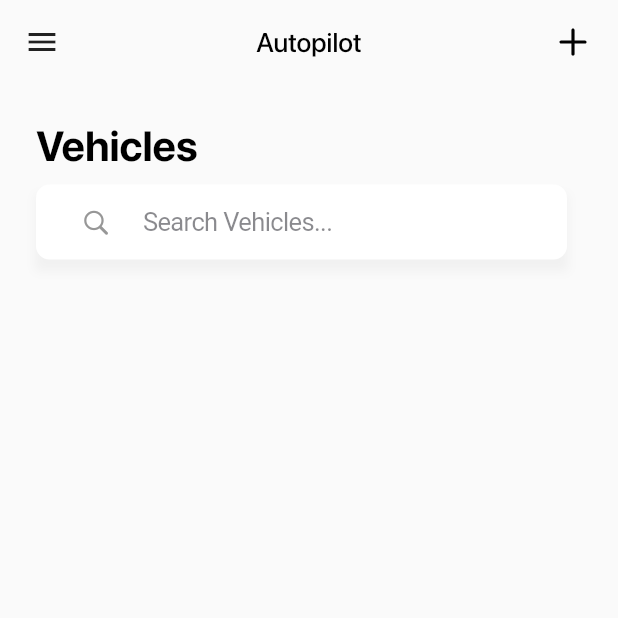
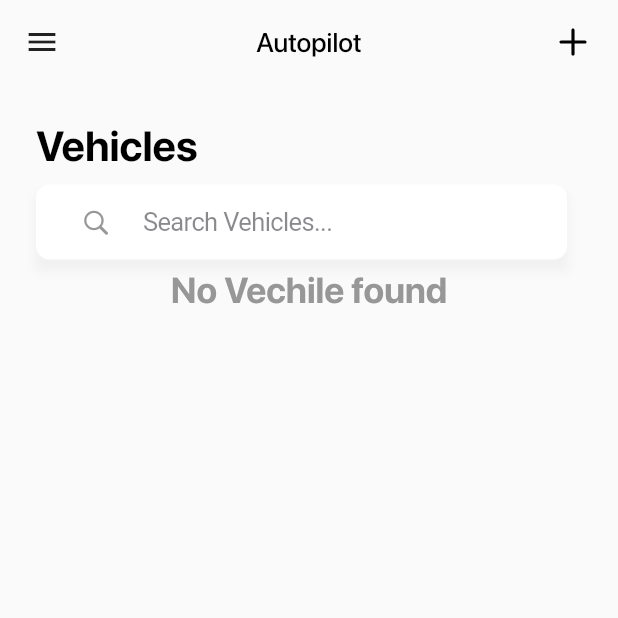
Before and after one commit to packiyaraj-zaigo/AutoPilot, a Flutter app: the VehiclesScreen screen opened directly, on a phone screen of 412 x 824 dp, the top half of it. Run offline on Flutter 3.47's test engine with Material 2 defaults, Android fonts, the phone set to English and light mode, and no system bars; our stand-ins replace bloc, csc_picker, equatable, firebase_auth, firebase_core, flutter_bloc and 6 more; missing offline and left inert: alphabet_scroll_view, boardview, country_data, fl_country_code_picker, mobile_scanner; accounts and stored records are empty; network calls fail.

Commit message:
Search for vechicles

```diff
--- a/lib/Screens/vehicles_screen.dart
+++ b/lib/Screens/vehicles_screen.dart
@@ -189,10 +189,16 @@ class _VehiclesScreenState extends State<VehiclesScreen> {
                     print("-----------==============================");
                     return const Center(child: CupertinoActivityIndicator());
                   } else {
-                    print(vechile.length);
-                    print(
-                        "-----------======wwwwwwwwwwwwwwwwwwwwwwww========================");
-                    return Expanded(
+                    return vechile.isEmpty
+                        ? const Center(
+                            child: Text(
+                            'No Vechile found',
+                            style: TextStyle(
+                                fontSize: 24,
+                                fontWeight: FontWeight.bold,
+                                color: AppColors.primaryTextColors),
+                          ))
+                        : Expanded(
                             child: ScrollConfiguration(
                               behavior: const ScrollBehavior(),
                               child: ListView.separated(
@@ -200,12 +206,12 @@ class _VehiclesScreenState extends State<VehiclesScreen> {
                                   controller: Listcontroller
                                     ..addListener(() {
                                       print('object');
-
                                       if (Listcontroller.offset ==
                                               Listcontroller
                                                   .position.maxScrollExtent &&
                                           !_bloc!.isPagenationLoading &&
-                                    _bloc!.currentPage <= _bloc!.totalPages) {
+                                          _bloc!.currentPage <=
+                                              _bloc!.totalPages) {
                                         _debouncer.run(() {
                                           _bloc?.isPagenationLoading = true;
                                           _bloc?.add(GetAllVechile());
@@ -230,7 +236,9 @@ class _VehiclesScreenState extends State<VehiclesScreen> {
                                           },
                                           child: Padding(
                                             padding: const EdgeInsets.only(
-                                          left: 10, right: 10, bottom: 10),
+                                                left: 10,
+                                                right: 10,
+                                                bottom: 10),
                                             child: Container(
                                               height: 77,
                                               width: double.infinity,
@@ -248,7 +256,8 @@ class _VehiclesScreenState extends State<VehiclesScreen> {
                                                     BorderRadius.circular(12),
                                               ),
                                               child: Padding(
-                                          padding: const EdgeInsets.symmetric(
+                                                padding:
+                                                    const EdgeInsets.symmetric(
                                                         horizontal: 16.0),
                                                 child: Column(
                                                   mainAxisAlignment:
@@ -259,11 +268,14 @@ class _VehiclesScreenState extends State<VehiclesScreen> {
                                                     Row(
                                                       children: [
                                                         Text(
-                                                    item.vehicleYear ?? "",
-                                                    overflow:
-                                                        TextOverflow.ellipsis,
-                                                    style: const TextStyle(
-                                                      color: Color(0xFF061237),
+                                                          item.vehicleYear ??
+                                                              "",
+                                                          overflow: TextOverflow
+                                                              .ellipsis,
+                                                          style:
+                                                              const TextStyle(
+                                                            color: Color(
+                                                                0xFF061237),
                                                             fontSize: 16,
                                                             fontWeight:
                                                                 FontWeight.w500,
@@ -273,11 +285,14 @@ class _VehiclesScreenState extends State<VehiclesScreen> {
                                                           width: 10,
                                                         ),
                                                         Text(
-                                                    item.vehicleModel ?? "",
-                                                    overflow:
-                                                        TextOverflow.ellipsis,
-                                                    style: const TextStyle(
-                                                      color: Color(0xFF061237),
+                                                          item.vehicleModel ??
+                                                              "",
+                                                          overflow: TextOverflow
+                                                              .ellipsis,
+                                                          style:
+                                                              const TextStyle(
+                                                            color: Color(
+                                                                0xFF061237),
                                                             fontSize: 16,
                                                             fontWeight:
                                                                 FontWeight.w500,
@@ -287,11 +302,14 @@ class _VehiclesScreenState extends State<VehiclesScreen> {
                                                     ),
                                                     Text(
                                                       item.firstName ?? "",
-                                                overflow: TextOverflow.ellipsis,
+                                                      overflow:
+                                                          TextOverflow.ellipsis,
                                                       style: const TextStyle(
-                                                  color: Color(0xFF061237),
+                                                        color:
+                                                            Color(0xFF061237),
                                                         fontSize: 16,
-                                                  fontWeight: FontWeight.w500,
+                                                        fontWeight:
+                                                            FontWeight.w500,
                                                       ),
                                                     ),
                                                     const SizedBox(height: 3),
@@ -301,7 +319,8 @@ class _VehiclesScreenState extends State<VehiclesScreen> {
                                             ),
                                           ),
                                         ),
-                                  _bloc!.currentPage <= _bloc!.totalPages &&
+                                        _bloc!.currentPage <=
+                                                    _bloc!.totalPages &&
                                                 index == vechile.length - 1
                                             ? const Column(
                                                 children: [
--- a/lib/api_provider/api_repository.dart
+++ b/lib/api_provider/api_repository.dart
@@ -74,8 +74,8 @@ class ApiRepository {
     return apiProvider.getAllRoles(token);
   }
 
-  Future getVechile(String token, int currentPage) {
-    return apiProvider.getVechile(token, currentPage);
+  Future getVechile(String token, int currentPage, String query) {
+    return apiProvider.getVechile(token, currentPage, query);
   }
 
   Future addVechile(
--- a/lib/bloc/vechile/vechile_bloc.dart
+++ b/lib/bloc/vechile/vechile_bloc.dart
@@ -37,7 +37,8 @@ class VechileBloc extends Bloc<VechileEvent, VechileState> {
       }
 
       final token = await AppUtils.getToken();
-      Response response = await apiRepo.getVechile(token, currentPage);
+      Response response =
+          await apiRepo.getVechile(token, currentPage, event.query);
       if (response.statusCode == 200) {
         print(response.body);
         final responseBody = jsonDecode(response.body);
```
Also changed, not shown: lib/api_provider/api_provider.dart (+13 -5 lines). Lines whose indentation alone changed are shown as unchanged.
